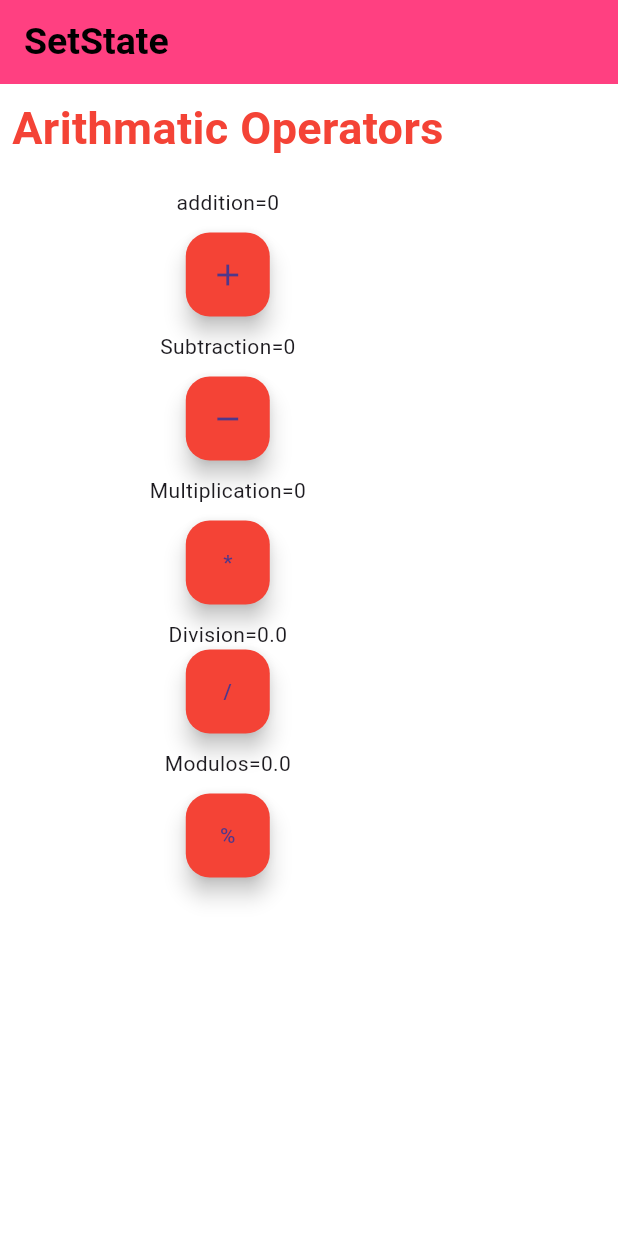
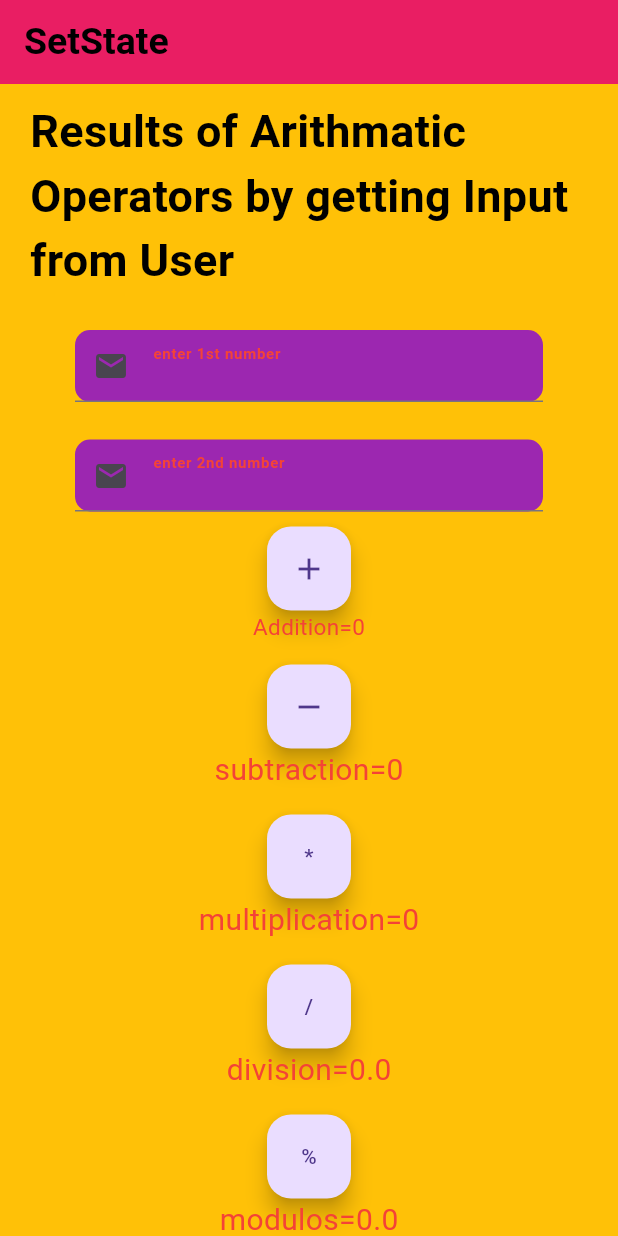
Before and after one commit to laiba12-cloud/projectfour, a Flutter app: the screen it shows after launch, on a phone screen of 412 x 824 dp. Run offline on Flutter 3.47's test engine with Material 3 defaults, Android fonts, the phone set to English and light mode, and no system bars.

Commit message:
i made changes to code

```diff
--- a/lib/main.dart
+++ b/lib/main.dart
@@ -1,6 +1,7 @@
 import 'package:flutter/material.dart';
+import 'package:untitled/textform.dart';
 //import 'package:untitled/burgersclass.dart';
-import 'package:untitled/setstate.dart';
+//import 'package:untitled/setstate.dart';
 //import 'package:untitled/buttonsclass.dart';
 //import 'package:untitled/homescreen.dart';
 //import 'package:untitled/hometask.dart';
@@ -16,13 +17,14 @@ class MyApp extends StatelessWidget{
   Widget build(BuildContext context){
     return MaterialApp(
       debugShowCheckedModeBanner: false,
-      home: //Language()
+      home:TextFormScreen()
+      //Language()
       //SignUpScreen()
      //LoginScreen()
       //ButtonClassScreen()
       //HomeClassScreen()
       //BurgerClassScreen()
-      SetStateScreen()
+      //SetStateScreen()
     );
   }
 }
--- /dev/null
+++ b/lib/textform.dart
@@ -0,0 +1,207 @@
+import 'package:flutter/material.dart';
+
+class TextFormScreen extends StatefulWidget {
+  const TextFormScreen({super.key});
+
+
+  @override
+  State<TextFormScreen> createState() => _TextFormScreenState();
+}
+
+class _TextFormScreenState extends State<TextFormScreen>{
+
+
+int result=0;
+int add=0;
+int sub=0;
+int mul=0;
+double div=0;
+double mod=0;
+TextEditingController n1Controller=TextEditingController();
+TextEditingController n2Controller=TextEditingController();
+
+  @override
+  Widget build(BuildContext context) {
+    return Scaffold(
+      backgroundColor: Colors.amber,
+      appBar:AppBar(
+        backgroundColor: Colors.pink,
+        title:Text(
+          'SetState',style:TextStyle(
+          color:Colors.black,
+          fontSize:25,
+          fontWeight:FontWeight.bold,
+        ),
+        ),
+      ),
+        body:SingleChildScrollView(
+          child:
+            Column(
+                  children:[
+                Padding(
+                  padding:EdgeInsets.symmetric(horizontal:20,vertical:10),
+                  child:Text(
+                    'Results of Arithmatic Operators by getting Input from User',
+                    style:TextStyle(
+                      color:Colors.black,
+                      fontSize:30,
+                      fontWeight:FontWeight.bold,
+                    ),
+                  ),
+                ),
+                Padding(
+                  padding: EdgeInsets.symmetric(horizontal: 50,vertical:15),
+                  child:Container(
+                    decoration:BoxDecoration(
+                      color:Colors.purple,
+                      borderRadius:BorderRadius.circular(10),
+                    ),
+                    child:TextFormField(
+                      controller:n1Controller,
+                      style:TextStyle(
+                       color:Colors.red,
+                       fontSize:10,
+                    ),
+                      decoration:InputDecoration(
+                        hintText:'enter 1st number',
+                        hintStyle:TextStyle(
+                        color:Colors.red,
+                        fontSize:10,
+                        fontWeight:FontWeight.bold,
+                        ),
+                        prefixIcon:Icon(Icons.mail),
+                      ),
+                    ),
+                  ),
+                ),
+                Padding(
+                  padding:EdgeInsets.symmetric(horizontal:50,vertical:10),
+                  child:Container(
+                    decoration:BoxDecoration(
+                      borderRadius:BorderRadius.circular(10),
+                      color:Colors.purple,
+                    ),
+                    child:TextFormField(
+                      controller:n2Controller,
+                      style:TextStyle(
+                        color:Colors.red,
+                        fontSize:10,
+                        fontWeight:FontWeight.bold,
+                      ),
+
+                      decoration:InputDecoration(
+                        hintText:'enter 2nd number',
+                        hintStyle:TextStyle(
+                          color:Colors.red,
+                          fontSize:10,
+                          fontWeight:FontWeight.bold,
+                        ),
+                        prefixIcon:Icon(Icons.mail),
+                      ),
+                    ),
+                  ),
+                ),
+                FloatingActionButton(
+                    onPressed:(){
+                      int a=int.parse(n1Controller.text);
+                      int b=int.parse(n2Controller.text);
+                      add=a+b;
+                      setState((){});
+                      print("add=$add");
+                    },
+                  child:Icon(Icons.add),
+                  ),
+                Text(
+                  'Addition=$add',
+                  style:TextStyle(
+                    color:Colors.red,
+                    fontSize:15,
+                  ),
+                ),
+                SizedBox(height:15),
+                FloatingActionButton(
+                  onPressed:(){
+                    int a=int.parse(n1Controller.text);
+                    int b=int.parse(n2Controller.text);
+                    sub=a-b;
+                    setState((){});
+                    print("sub=$sub");
+                  },
+                  child:Icon(Icons.remove),
+                ),
+                Text(
+                  'subtraction=$sub',
+                  style:TextStyle(
+                    color:Colors.red,
+                    fontSize:20,
+                  ),
+                ),
+                    SizedBox(height:15),
+                    FloatingActionButton(
+                      onPressed:(){
+                        int a=int.parse(n1Controller.text);
+                        int b=int.parse(n2Controller.text);
+                        mul=a*b;
+                        setState((){});
+                        print("mul=$mul");
+                      },
+                      child:Text(
+                        '*',
+                      ),
+                    ),
+                    Text(
+                      'multiplication=$mul',
+                      style:TextStyle(
+                        color:Colors.red,
+                        fontSize:20,
+                      ),
+                    ),
+
+                    SizedBox(height:15),
+                    FloatingActionButton(
+                      onPressed:(){
+                        double a=double.parse(n1Controller.text);
+                        double b=double.parse(n2Controller.text);
+                        div=a/b;
+                        setState((){});
+                        print("div=$div");
+                      },
+                      child:Text(
+                        '/'
+                      ),
+                    ),
+                    Text(
+                      'division=$div',
+                      style:TextStyle(
+                        color:Colors.red,
+                        fontSize:20,
+                      ),
+                    ),
+
+                    SizedBox(height:15),
+                    FloatingActionButton(
+                      onPressed:(){
+                        double a=double.parse(n1Controller.text);
+                        double b=double.parse(n2Controller.text);
+                        mod=a*b/100;
+                        setState((){});
+                        print("mod=$mod");
+                      },
+                      child:Text(
+                       '%',
+                      ),
+                    ),
+                    Text(
+                      'modulos=$mod',
+                      style:TextStyle(
+                        color:Colors.red,
+                        fontSize:20,
+                      ),
+                    ),
+                ],
+              ),
+        ),
+
+    );
+  }
+}
```
